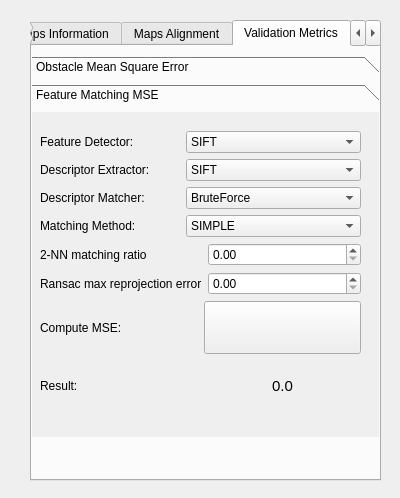
Above: ogm_gui/ui/validation.ui from MariosPro/thesis before the change. Below: the same form after it.
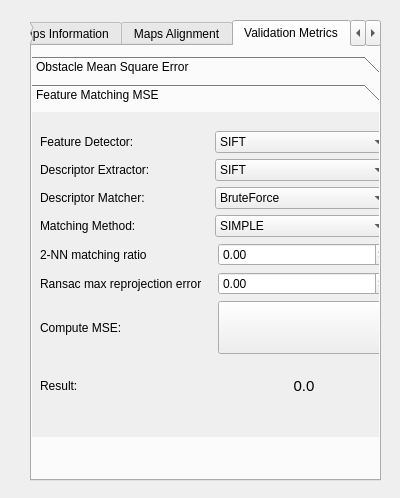
That is the form after the change.

Commit message: Add K-NN matching method

Diff of the .ui file:
```diff
--- a/ogm_gui/ui/validation.ui
+++ b/ogm_gui/ui/validation.ui
@@ -381,7 +381,7 @@
         <rect>
          <x>8</x>
          <y>19</y>
-         <width>321</width>
+         <width>350</width>
          <height>281</height>
         </rect>
        </property>
```
Left out of the diff: 5 changed lines with no effect on the pictures. The commit also changes 2 other files.
